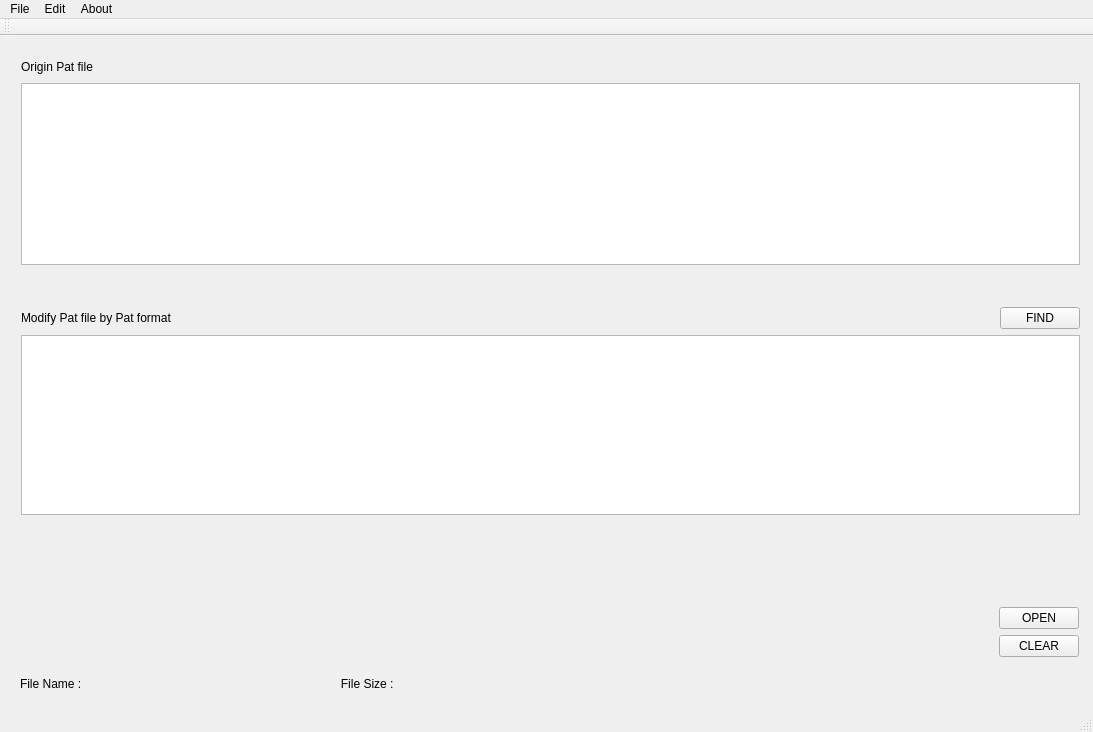
This is mainwindow.ui in Git-Hub-Pro/PatternViewer as Qt 5 draws it before an edit. The edited form follows.
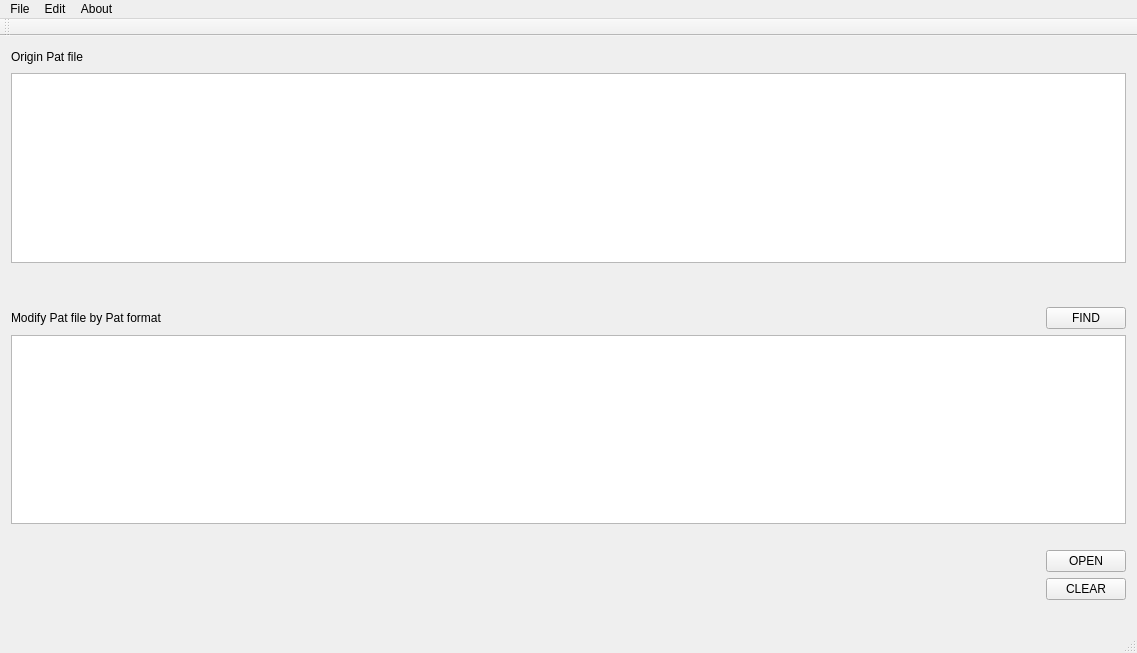
This is the edited form.

Commit message: update fix the x button issue

```diff
--- a/mainwindow.ui
+++ b/mainwindow.ui
@@ -6,23 +6,16 @@
    <rect>
     <x>0</x>
     <y>0</y>
-    <width>1093</width>
-    <height>732</height>
+    <width>1137</width>
+    <height>653</height>
    </rect>
   </property>
   <property name="windowTitle">
    <string>MainWindow</string>
   </property>
   <widget class="QWidget" name="centralWidget">
-   <widget class="QWidget" name="">
-    <property name="geometry">
-     <rect>
-      <x>10</x>
-      <y>10</y>
-      <width>1081</width>
-      <height>230</height>
-     </rect>
-    </property>
+   <layout class="QVBoxLayout" name="verticalLayout_6">
+    <item>
     <layout class="QVBoxLayout" name="verticalLayout">
      <item>
       <layout class="QHBoxLayout" name="horizontalLayout_3">
@@ -51,17 +44,22 @@
      <item>
       <widget class="QTableWidget" name="tableWidget"/>
      </item>
-    </layout>
-   </widget>
-   <widget class="QWidget" name="">
-    <property name="geometry">
-     <rect>
-      <x>10</x>
-      <y>260</y>
-      <width>1081</width>
-      <height>230</height>
-     </rect>
-    </property>
+      <item>
+       <spacer name="verticalSpacer_2">
+        <property name="orientation">
+         <enum>Qt::Vertical</enum>
+        </property>
+        <property name="sizeHint" stdset="0">
+         <size>
+          <width>20</width>
+          <height>40</height>
+         </size>
+        </property>
+       </spacer>
+      </item>
+     </layout>
+    </item>
+    <item>
     <layout class="QVBoxLayout" name="verticalLayout_2">
      <item>
       <layout class="QHBoxLayout" name="horizontalLayout_4">
@@ -98,16 +96,34 @@
       <widget class="QTextEdit" name="textEdit"/>
      </item>
     </layout>
-   </widget>
-   <widget class="QWidget" name="">
-    <property name="geometry">
-     <rect>
-      <x>9</x>
-      <y>560</y>
-      <width>1081</width>
-      <height>120</height>
-     </rect>
-    </property>
+    </item>
+    <item>
+     <spacer name="verticalSpacer">
+      <property name="orientation">
+       <enum>Qt::Vertical</enum>
+      </property>
+      <property name="sizeHint" stdset="0">
+       <size>
+        <width>20</width>
+        <height>2</height>
+       </size>
+      </property>
+     </spacer>
+    </item>
+    <item>
+     <spacer name="horizontalSpacer_2">
+      <property name="orientation">
+       <enum>Qt::Horizontal</enum>
+      </property>
+      <property name="sizeHint" stdset="0">
+       <size>
+        <width>1116</width>
+        <height>20</height>
+       </size>
+      </property>
+     </spacer>
+    </item>
+    <item>
     <layout class="QVBoxLayout" name="verticalLayout_5">
      <item>
       <layout class="QHBoxLayout" name="horizontalLayout_2">
@@ -155,12 +171,13 @@
      <item>
       <widget class="QLabel" name="informationLabel">
        <property name="text">
-        <string>File Name :                                                                              File Size : </string>
+         <string/>
        </property>
       </widget>
      </item>
     </layout>
-   </widget>
+    </item>
+   </layout>
    <zorder>tableWidget</zorder>
    <zorder>label</zorder>
    <zorder>label_2</zorder>
@@ -189,7 +206,7 @@
     <rect>
      <x>0</x>
      <y>0</y>
-     <width>1093</width>
+     <width>1137</width>
      <height>25</height>
     </rect>
    </property>
```
Left out of the diff: 3 changed lines with no effect on the pictures. Lines whose indentation alone changed are shown as unchanged. The commit also changes 4 other files.
